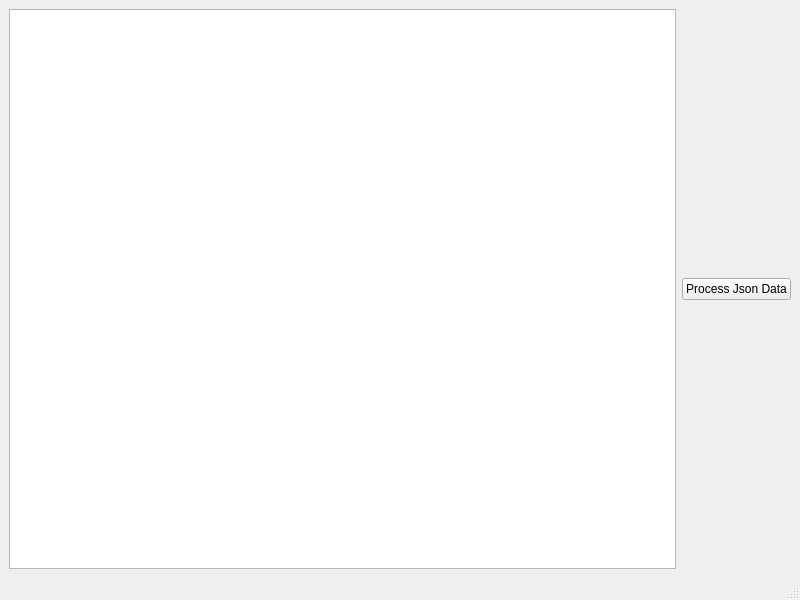
Parniabh/Downloader2, file mainwindow.ui: the form before one commit.
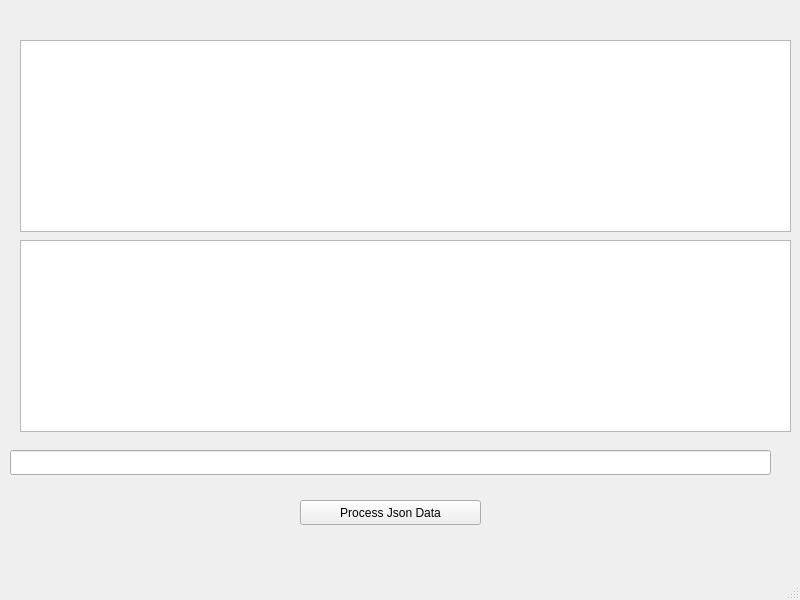
The form after the commit.

What changed in the file:
```diff
--- a/mainwindow.ui
+++ b/mainwindow.ui
@@ -14,18 +14,49 @@
    <string>MainWindow</string>
   </property>
   <widget class="QWidget" name="centralwidget">
-   <layout class="QHBoxLayout" name="horizontalLayout">
-    <item>
-     <widget class="QListWidget" name="listWidget"/>
-    </item>
-    <item>
-     <widget class="QPushButton" name="ProcessJson">
-      <property name="text">
-       <string>Process Json Data</string>
-      </property>
-     </widget>
-    </item>
-   </layout>
+   <widget class="QListWidget" name="listWidget">
+    <property name="geometry">
+     <rect>
+      <x>20</x>
+      <y>40</y>
+      <width>771</width>
+      <height>192</height>
+     </rect>
+    </property>
+   </widget>
+   <widget class="QListWidget" name="listWidget_contents">
+    <property name="geometry">
+     <rect>
+      <x>20</x>
+      <y>240</y>
+      <width>771</width>
+      <height>192</height>
+     </rect>
+    </property>
+   </widget>
+   <widget class="QPushButton" name="ProcessJson">
+    <property name="geometry">
+     <rect>
+      <x>300</x>
+      <y>500</y>
+      <width>181</width>
+      <height>25</height>
+     </rect>
+    </property>
+    <property name="text">
+     <string>Process Json Data</string>
+    </property>
+   </widget>
+   <widget class="QLineEdit" name="lineEdit">
+    <property name="geometry">
+     <rect>
+      <x>10</x>
+      <y>450</y>
+      <width>761</width>
+      <height>25</height>
+     </rect>
+    </property>
+   </widget>
   </widget>
   <widget class="QMenuBar" name="menubar">
    <property name="geometry">
```
